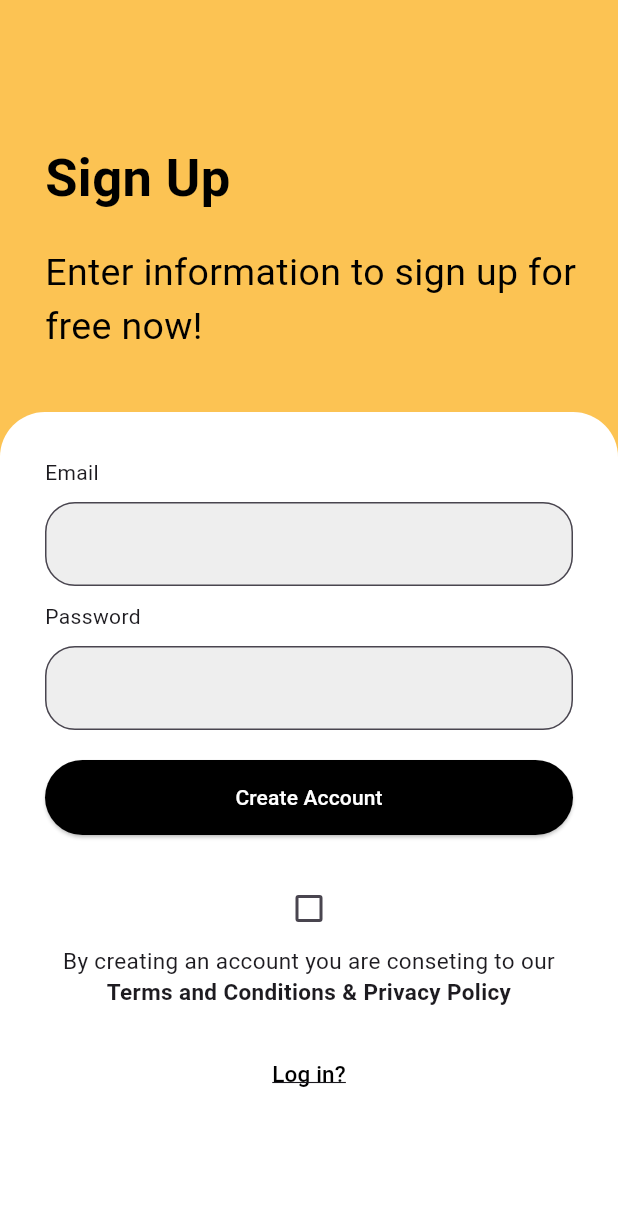
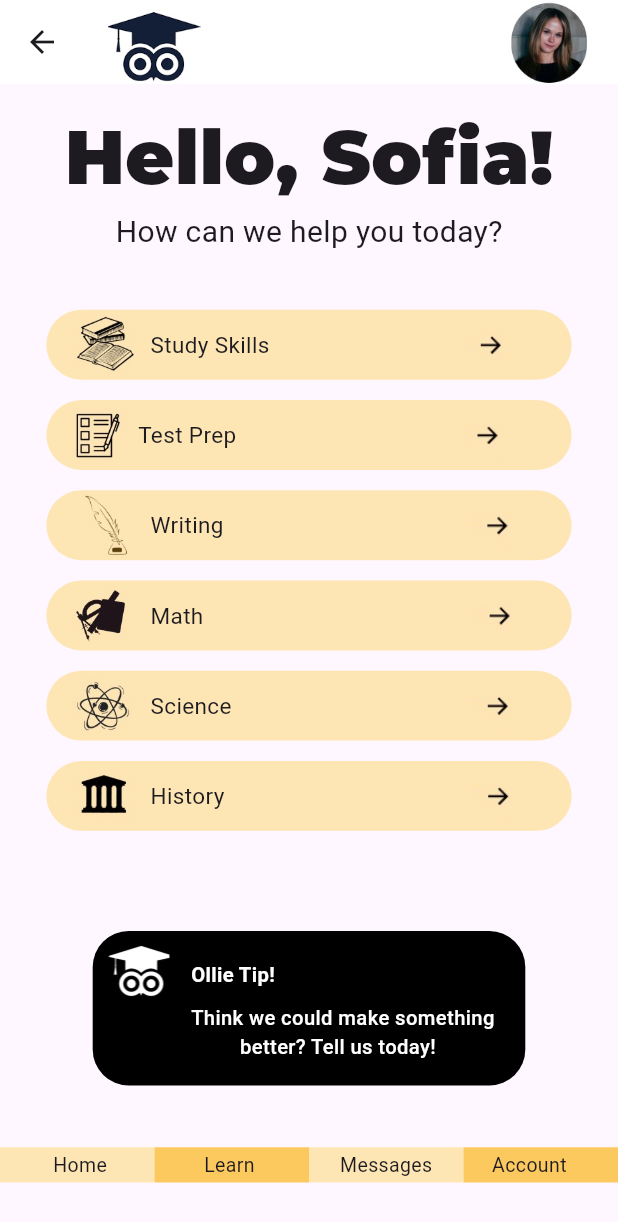
Before and after one commit to thuyandang4/BrightOwl, a Flutter app: the SignupScreen screen opened directly, after a tap on "Log in?", on a phone screen of 412 x 824 dp. Shown: the top 1222 px of the screen. Run offline on Flutter 3.47's test engine with Material 2 defaults, Android fonts, the phone set to English and light mode, and no system bars; our stand-ins replace google_fonts; network calls fail.

Commit message:
homepage

```diff
--- /dev/null
+++ b/lib/homepage.dart
@@ -0,0 +1,365 @@
+import 'package:flutter/material.dart';
+import 'package:flutter/src/widgets/framework.dart';
+
+class HomePage extends StatefulWidget {
+  const HomePage({super.key});
+
+  @override
+  State<HomePage> createState() => _HomePageState();
+}
+
+class _HomePageState extends State<HomePage> {
+  @override
+  Widget build(BuildContext context) {
+    Color lighten(Color color, [double amount = .1]) {
+      assert(amount >= 0 && amount <= 1);
+
+      final hsl = HSLColor.fromColor(color);
+      final hslLight =
+          hsl.withLightness((hsl.lightness + amount).clamp(0.0, 1.0));
+
+      return hslLight.toColor();
+    }
+
+    String hexColor = "#FBB628";
+    Color yellow =
+        Color(int.parse(hexColor.substring(1, 7), radix: 16) + 0xFF000000);
+    double height = MediaQuery.of(context).size.height;
+    double width = MediaQuery.of(context).size.width;
+    final lightYellow = lighten(yellow, 0.28);
+    final lightOrange = lighten(yellow, 0.11);
+    return Scaffold(
+      appBar: AppBar(
+        elevation: 0,
+        backgroundColor: Colors.white,
+        title: Column(children: [
+          Row(mainAxisAlignment: MainAxisAlignment.spaceBetween, children: [
+            Image.asset(
+              'assets/bright owl logo.jpg',
+              height: MediaQuery.of(context).size.height,
+              width: MediaQuery.of(context).size.width * 0.15,
+            ),
+            Image.asset(
+              'assets/logo.jpg',
+              height: MediaQuery.of(context).size.height,
+              width: MediaQuery.of(context).size.width * 0.15,
+            ),
+          ]),
+        ]),
+      ),
+      body: Column(
+        children: [
+          SizedBox(
+            height: width * 0.03,
+          ),
+          const Padding(
+            padding: EdgeInsets.all(0.05),
+            child: Text(
+              'Hello, Sofia!',
+              style: TextStyle(
+                  fontSize: 50,
+                  fontFamily: 'Montserrat',
+                  fontWeight: FontWeight.w900),
+            ),
+          ),
+          Center(
+            child: Column(
+              mainAxisAlignment: MainAxisAlignment.center,
+              children: [
+                SizedBox(
+                  height: width * 0.0001,
+                ),
+                const Text(
+                  'How can we help you today?',
+                  style: TextStyle(fontSize: 20, fontWeight: FontWeight.w400),
+                ),
+              ],
+            ),
+          ),
+          SizedBox(
+            height: width * 0.09,
+          ),
+          Button(
+            iconPath: 'assets/books.jpg',
+            label: 'Study Skills',
+            color: lightYellow,
+            height: MediaQuery.of(context).size.height * 0.1,
+            width: MediaQuery.of(context).size.width * 0.11,
+            arrowWidth: 120,
+            onPressed: () {},
+          ),
+          SizedBox(
+            height: width * 0.033,
+          ),
+          Button(
+            iconPath: 'assets/Writing.jpg',
+            label: 'Test Prep',
+            color: lightYellow,
+            height: MediaQuery.of(context).size.height * 0.1,
+            width: MediaQuery.of(context).size.width * 0.09,
+            arrowWidth: 140,
+            onPressed: () {},
+          ),
+          SizedBox(
+            height: width * 0.033,
+          ),
+          Button(
+            iconPath: 'assets/Pen.jpg',
+            label: 'Writing',
+            color: lightYellow,
+            height: MediaQuery.of(context).size.height * 0.1,
+            width: MediaQuery.of(context).size.width * 0.11,
+            arrowWidth: 155,
+            onPressed: () {},
+          ),
+          SizedBox(
+            height: width * 0.033,
+          ),
+          Button(
+            iconPath: 'assets/Math.jpg',
+            label: 'Math',
+            color: lightYellow,
+            height: MediaQuery.of(context).size.height * 0.1,
+            width: MediaQuery.of(context).size.width * 0.11,
+            arrowWidth: 170,
+            onPressed: () {},
+          ),
+          SizedBox(
+            height: width * 0.033,
+          ),
+          Button(
+            iconPath: 'assets/Science.jpg',
+            label: 'Science',
+            color: lightYellow,
+            height: MediaQuery.of(context).size.height * 0.1,
+            width: MediaQuery.of(context).size.width * 0.11,
+            arrowWidth: 150,
+            onPressed: () {},
+          ),
+          SizedBox(
+            height: width * 0.033,
+          ),
+          Button(
+              iconPath: 'assets/History.jpg',
+              label: 'History',
+              color: lightYellow,
+              height: MediaQuery.of(context).size.height * 0.1,
+              width: MediaQuery.of(context).size.width * 0.11,
+              arrowWidth: 155,
+              onPressed: () {}),
+          SizedBox(
+            height: width * 0.162,
+          ),
+          Row(
+            mainAxisAlignment: MainAxisAlignment.center,
+            children: [
+              Container(
+                child: Row(
+                  children: <Widget>[
+                    Column(
+                      children: <Widget>[
+                        SizedBox(width: 65, height: 0.6),
+                        Image.asset(
+                          'assets/Owl.jpg',
+                          height: MediaQuery.of(context).size.height * 0.065,
+                          width: MediaQuery.of(context).size.width * 0.11,
+                        ),
+                      ],
+                    ),
+                    SizedBox(width: 0.5, height: 1),
+                    Column(
+                      crossAxisAlignment: CrossAxisAlignment.start,
+                      children: <Widget>[
+                        SizedBox(width: 0.5, height: 20),
+                        Text(
+                          'Ollie Tip!',
+                          style: TextStyle(
+                            fontSize: 13.5,
+                            fontWeight: FontWeight.w700,
+                            color: Colors.white,
+                          ),
+                        ),
+                        SizedBox(
+                          height: 10,
+                          width: 10,
+                        ),
+                        Text(
+                          'Think we could make something',
+                          style: TextStyle(
+                            fontSize: 13.5,
+                            fontWeight: FontWeight.w500,
+                            color: Colors.white,
+                          ),
+                        ),
+                        Text(
+                          '         better? Tell us today!',
+                          style: TextStyle(
+                            fontSize: 13.5,
+                            fontWeight: FontWeight.w500,
+                            color: Colors.white,
+                          ),
+                        ),
+                      ],
+                    ),
+                  ],
+                ),
+                decoration: BoxDecoration(
+                  color: Colors.black,
+                  borderRadius: BorderRadius.circular(24),
+                ),
+                height: width * 0.25,
+                width: width * 0.7,
+              )
+            ],
+          ),
+          SizedBox(
+            height: width * 0.1,
+          ),
+          Container(
+            child: Align(
+              alignment: Alignment.bottomCenter,
+              child: Row(
+                children: [
+                  bottomBar(
+                    label: 'Home',
+                    color: lightYellow,
+                    width: 0.043,
+                  ),
+                  SizedBox(
+                    height: width * 0,
+                  ),
+                  bottomBar(
+                    label: 'Learn',
+                    color: lightOrange,
+                    width: 0.04,
+                  ),
+                  SizedBox(
+                    height: width * 0,
+                  ),
+                  bottomBar(
+                    label: 'Messages',
+                    color: lightYellow,
+                    width: 0.025,
+                  ),
+                  SizedBox(
+                    height: width * 0,
+                  ),
+                  bottomBar(
+                    label: 'Account',
+                    color: lightOrange,
+                    width: 0.023,
+                  ),
+                ],
+              ),
+            ),
+          ),
+        ],
+      ),
+    );
+  }
+}
+
+class Button extends StatelessWidget {
+  final String iconPath;
+  final String label;
+  final double arrowWidth;
+  final Color color;
+  final double width;
+  final double height;
+  final VoidCallback onPressed;
+
+  const Button({
+    required this.iconPath,
+    required this.label,
+    required this.color,
+    required this.width,
+    required this.height,
+    required this.arrowWidth,
+    required this.onPressed,
+  });
+
+  @override
+  Widget build(BuildContext context) {
+    return GestureDetector(
+      onTap: onPressed,
+      child: Container(
+        child: Center(
+          child: Row(
+            children: [
+              SizedBox(width: 17),
+              Image.asset(
+                iconPath,
+                height: height,
+                width: width,
+              ),
+              SizedBox(width: 7),
+              Text(
+                label,
+                style: TextStyle(fontSize: 15, fontWeight: FontWeight.w400),
+              ),
+              SizedBox(width: arrowWidth),
+              Image.asset(
+                'assets/arrrows.jpg',
+                height: MediaQuery.of(context).size.height * 0.12,
+                width: MediaQuery.of(context).size.width * 0.13,
+              ),
+            ],
+          ),
+        ),
+        decoration: BoxDecoration(
+          color: color,
+          borderRadius: BorderRadius.circular(30),
+        ),
+        height: MediaQuery.of(context).size.width * 0.113,
+        width: MediaQuery.of(context).size.width * 0.85,
+      ),
+    );
+  }
+}
+
+class bottomBar extends StatelessWidget {
+  final String label;
+
+  final Color color;
+  final double width;
+
+  const bottomBar({
+    required this.label,
+    required this.color,
+    required this.width,
+  });
+
+  @override
+  Widget build(BuildContext context) {
+    return Container(
+      child: Align(
+        alignment: Alignment.bottomCenter,
+        child: Row(
+          children: [
+            Container(
+              child: Center(
+                child: Row(
+                  children: [
+                    SizedBox(
+                      width: MediaQuery.of(context).size.height * width,
+                    ),
+                    Text(
+                      label,
+                      style:
+                          TextStyle(fontSize: 13, fontWeight: FontWeight.w400),
+                    ),
+                  ],
+                ),
+              ),
+              decoration: BoxDecoration(
+                color: color,
+              ),
+              height: MediaQuery.of(context).size.width * 0.057,
+              width: MediaQuery.of(context).size.width * 0.25,
+            ),
+          ],
+        ),
+      ),
+    );
+  }
+}
--- a/lib/signup.dart
+++ b/lib/signup.dart
@@ -1,8 +1,8 @@
 import 'package:flutter/src/widgets/framework.dart';
 import 'package:flutter/src/widgets/placeholder.dart';
+import 'package:brightowl_frontend/HomePage.dart';
 
 import 'package:flutter/material.dart';
-
 
 class SignupScreen extends StatefulWidget {
   const SignupScreen({super.key});
@@ -126,8 +126,8 @@ class _SignupScreenState extends State<SignupScreen> {
                     ),
                     const SizedBox(height: 20),
                     Container(
-                        padding:
-                            const EdgeInsets.only(top: 5.0, left: 20.0, right: 20.0),
+                        padding: const EdgeInsets.only(
+                            top: 5.0, left: 20.0, right: 20.0),
                         alignment: Alignment.center,
                         child: Checkbox(
                           value: isChecked,
@@ -168,7 +168,12 @@ class _SignupScreenState extends State<SignupScreen> {
                         children: <Widget>[
                           //Text('Need to make an account? '),
                           TextButton(
-                            onPressed: () {},
+                            onPressed: () => {
+                              Navigator.push(
+                                  context,
+                                  MaterialPageRoute(
+                                      builder: (context) => const HomePage()))
+                            },
                             child: const Text(
                               'Log in?',
                               style: TextStyle(
```
Also changed, not shown: pubspec.yaml (+14 -0 lines), assets/History.jpg (added), assets/Math.jpg (added), assets/Owl.jpg (added), assets/Pen.jpg (added), assets/Science.jpg (added), assets/Writing.jpg (added), assets/arrrows.jpg (added), assets/books.jpg (added), assets/bright owl logo.jpg (added), assets/logo.jpg (added), assets/question.jpg (added), fonts/Montserrat-VariableFont_wght.ttf (added), 7 other files.
